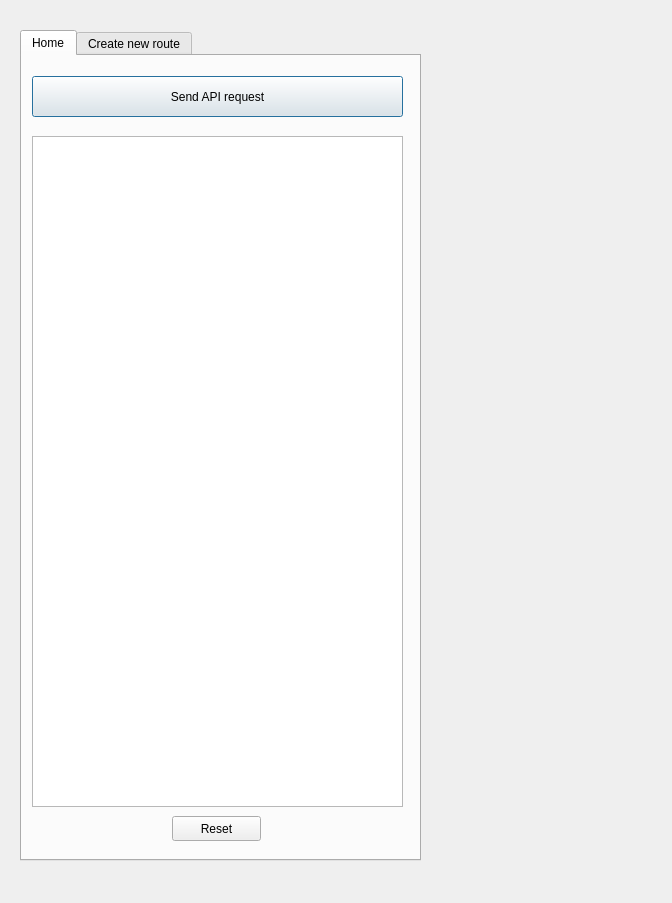
Before: the Qt Designer form transition_qgis_dockwidget_base.ui in chairemobilite/transition_qgis, drawn with Qt 5.
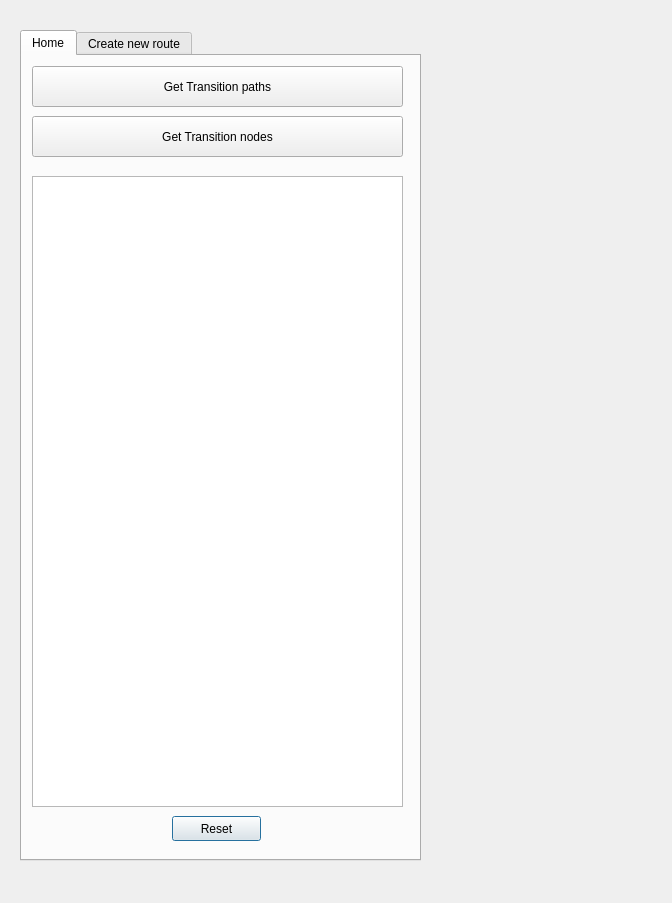
After: the same form once the commit is applied. The open tabs and pages were chosen to show the change.

Commit message:
Add the login dialog & paths and nodes display (#15)
* Paths working

* Add API calls

* Remove comments

* Add login dialog

* Fix library include

* Fix library calls

* Fix coding style

The edit to the form file:
```diff
--- a/transition_qgis_dockwidget_base.ui
+++ b/transition_qgis_dockwidget_base.ui
@@ -29,26 +29,13 @@
     <attribute name="title">
      <string>Home</string>
     </attribute>
-    <widget class="QPushButton" name="pushButton">
-     <property name="geometry">
-      <rect>
-       <x>10</x>
-       <y>20</y>
-       <width>371</width>
-       <height>41</height>
-      </rect>
-     </property>
-     <property name="text">
-      <string>Send API request</string>
-     </property>
-    </widget>
     <widget class="QPlainTextEdit" name="plainTextEdit">
      <property name="geometry">
       <rect>
        <x>10</x>
-       <y>80</y>
+       <y>120</y>
        <width>371</width>
-       <height>671</height>
+       <height>631</height>
       </rect>
      </property>
     </widget>
@@ -65,6 +52,32 @@
       <string>Reset</string>
      </property>
     </widget>
+    <widget class="QPushButton" name="nodeButton">
+     <property name="geometry">
+      <rect>
+       <x>10</x>
+       <y>60</y>
+       <width>371</width>
+       <height>41</height>
+      </rect>
+     </property>
+     <property name="text">
+      <string>Get Transition nodes</string>
+     </property>
+    </widget>
+    <widget class="QPushButton" name="pathButton">
+     <property name="geometry">
+      <rect>
+       <x>10</x>
+       <y>10</y>
+       <width>371</width>
+       <height>41</height>
+      </rect>
+     </property>
+     <property name="text">
+      <string>Get Transition paths</string>
+     </property>
+    </widget>
    </widget>
    <widget class="QWidget" name="tab_2">
     <attribute name="title">
```
Left out of the diff: 2 changed lines with no effect on the pictures. The commit also changes 6 other files.
